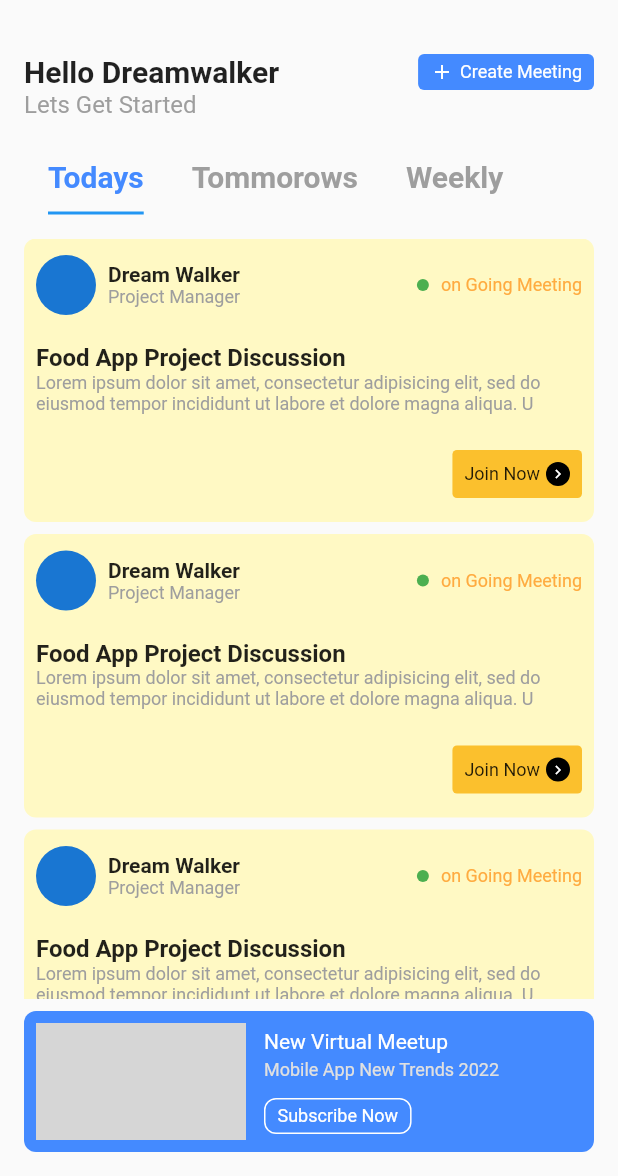
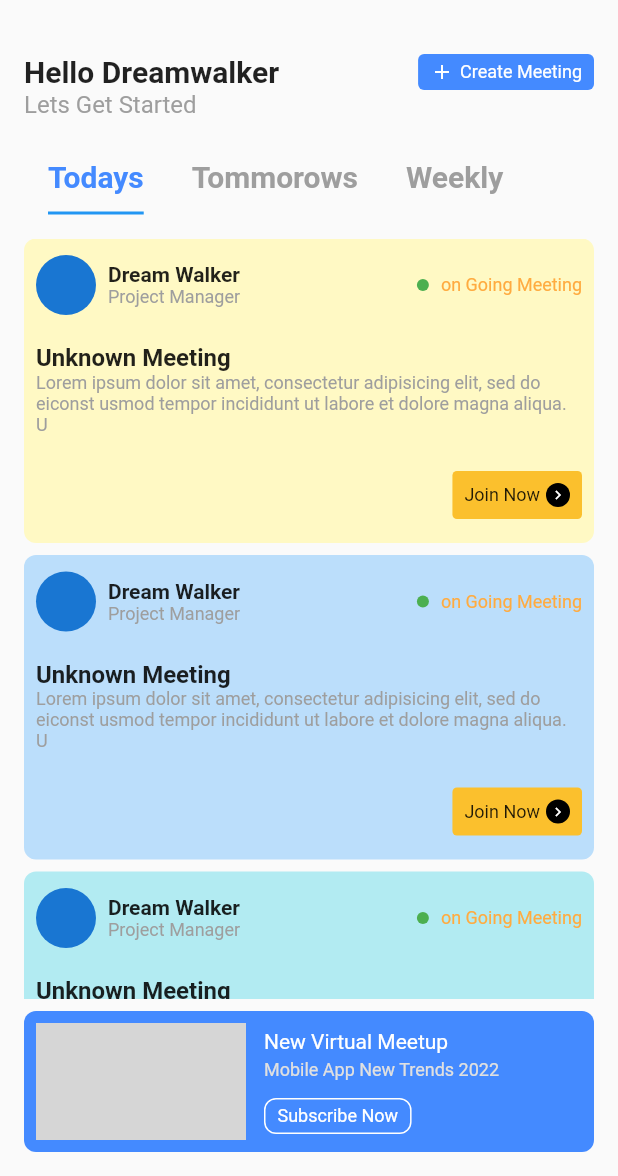
Before and after one commit to JAICHANGPARK/flutter_notebook_19th_story, a Flutter app: the screen it shows after launch, on a phone screen of 412 x 824 dp, the part 60-1236 px from its top. Run offline on Flutter 3.47's test engine with Material 2 defaults, Android fonts, the phone set to English and light mode, and no system bars; our stand-ins replace bubble_tab_indicator, cached_network_image, countup, fl_chart, flutter_riverpod, freezed_annotation and 2 more; network calls fail; grey boxes are pictures that could not be loaded.

Commit message:
Update today_card_widget.dart

```diff
--- a/lib/ep1139_office_meeting_app/src/ui/widgets/today_card_widget.dart
+++ b/lib/ep1139_office_meeting_app/src/ui/widgets/today_card_widget.dart
@@ -6,9 +6,13 @@ class TodayBasicCardWidget extends StatelessWidget {
     Key? key,
     required this.enumMeetingState,
     required this.cardColor,
+    this.title,
+    this.subtitle,
   }) : super(key: key);
   EnumMeetingState enumMeetingState;
   MaterialColor cardColor;
+  String? title;
+  String? subtitle;
 
   @override
   Widget build(BuildContext context) {
@@ -16,7 +20,7 @@ class TodayBasicCardWidget extends StatelessWidget {
       padding: const EdgeInsets.only(bottom: 8),
       child: Container(
         decoration: BoxDecoration(
-          color: Colors.yellow[100],
+          color: cardColor[100],
           borderRadius: BorderRadius.circular(8),
         ),
         padding: const EdgeInsets.all(8),
@@ -58,23 +62,28 @@ class TodayBasicCardWidget extends StatelessWidget {
                 ),
                 const Text(
                   "on Going Meeting",
-                  style: TextStyle(color: Colors.orangeAccent, fontSize: 12),
+                  style: TextStyle(
+                    color: Colors.orangeAccent,
+                    fontSize: 12,
+                  ),
                 )
               ],
             ),
             const SizedBox(
               height: 16,
             ),
-            const Text(
-              "Food App Project Discussion",
-              style: TextStyle(
+            Text(
+              // "Food App Project Discussion",
+              title ?? "Unknown Meeting",
+              style: const TextStyle(
                 fontWeight: FontWeight.bold,
                 fontSize: 16,
               ),
             ),
-            const Text(
-              "Lorem ipsum dolor sit amet, consectetur adipisicing elit, sed do eiusmod tempor incididunt ut labore et dolore magna aliqua. U",
-              style: TextStyle(
+            Text(
+              subtitle ??
+                  "Lorem ipsum dolor sit amet, consectetur adipisicing elit, sed do eiconst usmod tempor incididunt ut labore et dolore magna aliqua. U",
+              style: const TextStyle(
                 fontSize: 12,
                 color: Colors.grey,
               ),
```
